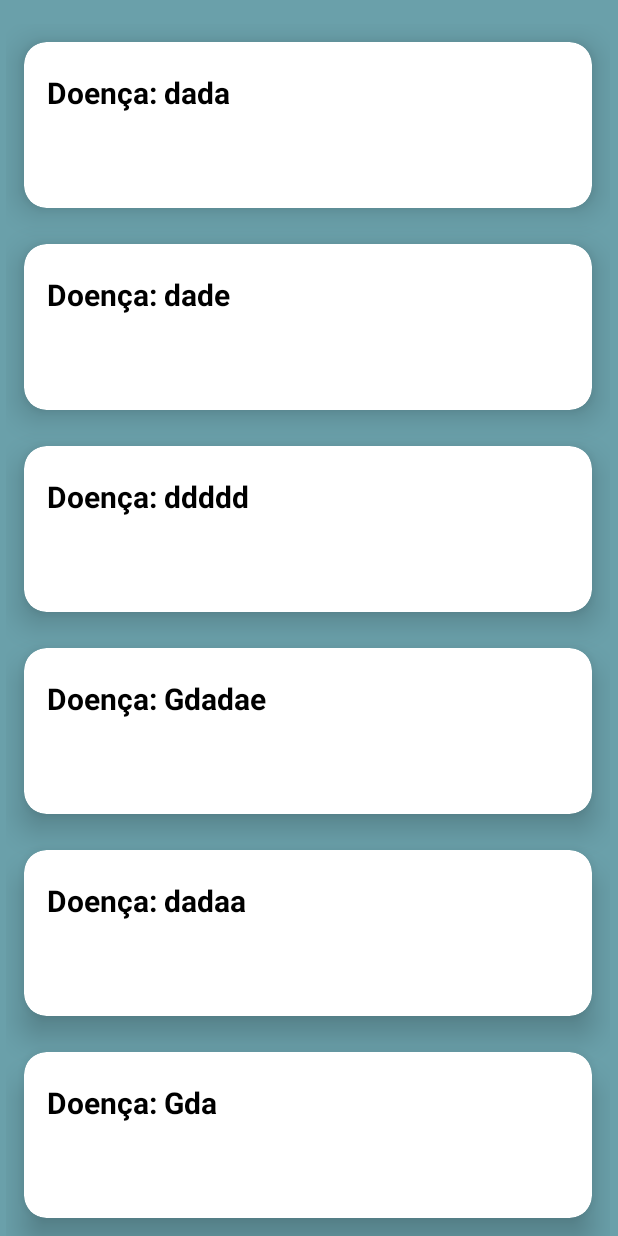
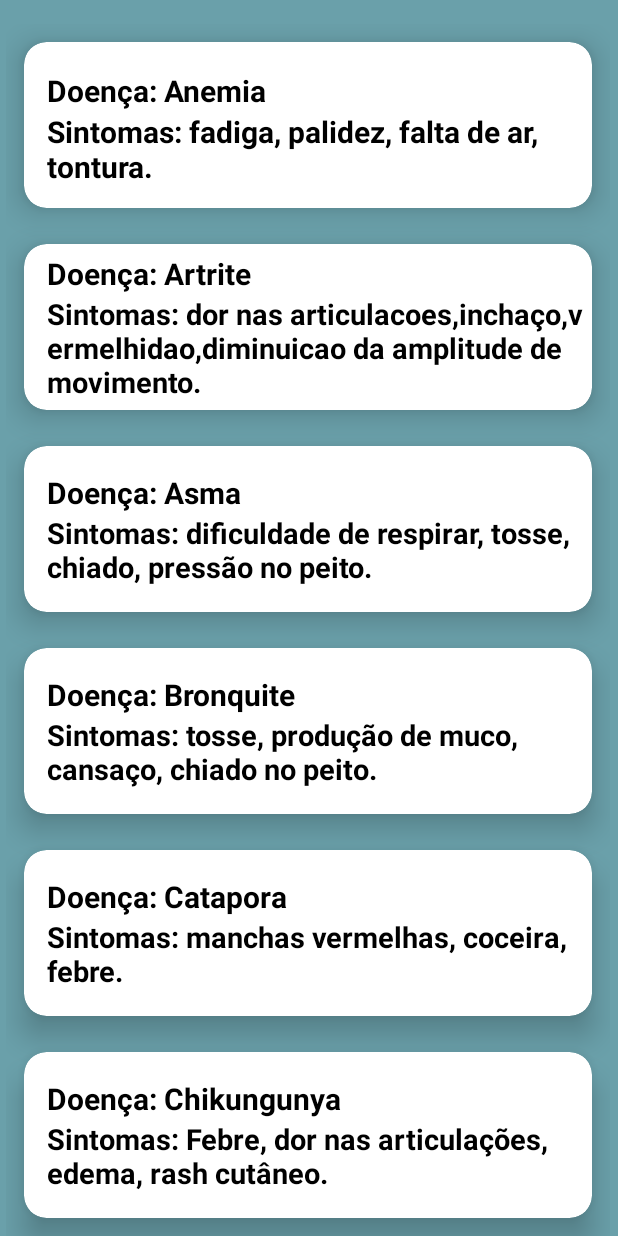
Before and after one commit to EuToTrist/ProjetoMobile, an Android app: the DoencaActivity screen opened directly, with no data from a screen before it, on a phone screen of 412 x 824 dp. Run offline under Robolectric (Android 15) with nearby library versions, the phone set to English and light mode, and no system bars.

Commit message:
Finalização do activity_doenca.xml

```diff
--- a/app/src/main/res/layout/activity_doenca.xml
+++ b/app/src/main/res/layout/activity_doenca.xml
@@ -38,15 +38,25 @@
                 <TextView
                     android:layout_width="wrap_content"
                     android:layout_height="wrap_content"
-                    android:text="Doença: dada"
+                    android:text="Doença: Anemia"
                     android:layout_gravity="left"
                     android:layout_marginLeft="15dp"
                     android:textSize="20dp"
-                    android:layout_marginTop="-35dp"
+                    android:layout_marginTop="5dp"
 
                     android:textStyle="bold"
                     android:textColor="@color/black"/>
 
+                <TextView
+                    android:layout_width="wrap_content"
+                    android:layout_height="wrap_content"
+                    android:text="Sintomas: fadiga, palidez, falta de ar, tontura."
+                    android:layout_gravity="left"
+                    android:layout_marginLeft="15dp"
+                    android:textSize="20dp"
+
+                    android:textStyle="bold"
+                    android:textColor="@color/black"/>
 
             </LinearLayout>
 
@@ -71,15 +81,23 @@
                 <TextView
                     android:layout_width="wrap_content"
                     android:layout_height="wrap_content"
-                    android:text="Doença: dade"
+                    android:text="Doença: Artrite"
                     android:layout_gravity="left"
                     android:layout_marginLeft="15dp"
                     android:textSize="20dp"
-                    android:layout_marginTop="-35dp"
                     android:textStyle="bold"
                     android:textColor="@color/black"/>
 
+                <TextView
+                    android:layout_width="wrap_content"
+                    android:layout_height="wrap_content"
+                    android:text="Sintomas: dor nas articulacoes,inchaço,vermelhidao,diminuicao da amplitude de movimento."
+                    android:layout_gravity="left"
+                    android:layout_marginLeft="15dp"
+                    android:textSize="19dp"
 
+                    android:textStyle="bold"
+                    android:textColor="@color/black"/>
 
             </LinearLayout>
 
@@ -104,16 +122,24 @@
                 <TextView
                     android:layout_width="wrap_content"
                     android:layout_height="wrap_content"
-                    android:text="Doença: Gda"
+                    android:text="Doença: Chikungunya"
                     android:layout_gravity="left"
                     android:layout_marginLeft="15dp"
                     android:textSize="20dp"
-                    android:layout_marginTop="-35dp"
 
                     android:textStyle="bold"
                     android:textColor="@color/black"/>
 
+                <TextView
+                    android:layout_width="wrap_content"
+                    android:layout_height="wrap_content"
+                    android:text="Sintomas: Febre, dor nas articulações, edema, rash cutâneo."
+                    android:layout_gravity="left"
+                    android:layout_marginLeft="15dp"
+                    android:textSize="19dp"
 
+                    android:textStyle="bold"
+                    android:textColor="@color/black"/>
 
             </LinearLayout>
 
@@ -138,14 +164,23 @@
                 <TextView
                     android:layout_width="wrap_content"
                     android:layout_height="wrap_content"
-                    android:text="Doença: dadaa"
+                    android:text="Doença: Catapora"
                     android:layout_gravity="left"
                     android:layout_marginLeft="15dp"
                     android:textSize="20dp"
-                    android:layout_marginTop="-35dp"
                     android:textStyle="bold"
                     android:textColor="@color/black"/>
 
+                <TextView
+                    android:layout_width="wrap_content"
+                    android:layout_height="wrap_content"
+                    android:text="Sintomas: manchas vermelhas, coceira, febre."
+                    android:layout_gravity="left"
+                    android:layout_marginLeft="15dp"
+                    android:textSize="19dp"
+
+                    android:textStyle="bold"
+                    android:textColor="@color/black"/>
 
             </LinearLayout>
 
@@ -170,15 +205,23 @@
                 <TextView
                     android:layout_width="wrap_content"
                     android:layout_height="wrap_content"
-                    android:text="Doença: ddddd"
+                    android:text="Doença: Asma"
                     android:layout_gravity="left"
                     android:layout_marginLeft="15dp"
                     android:textSize="20dp"
-                    android:layout_marginTop="-35dp"
                     android:textStyle="bold"
                     android:textColor="@color/black"/>
 
+                <TextView
+                    android:layout_width="wrap_content"
+                    android:layout_height="wrap_content"
+                    android:text="Sintomas: dificuldade de respirar, tosse, chiado, pressão no peito."
+                    android:layout_gravity="left"
+                    android:layout_marginLeft="15dp"
+                    android:textSize="19dp"
 
+                    android:textStyle="bold"
+                    android:textColor="@color/black"/>
 
             </LinearLayout>
 
@@ -207,15 +250,23 @@
                 <TextView
                     android:layout_width="wrap_content"
                     android:layout_height="wrap_content"
-                    android:text="Doença: Gdadae"
+                    android:text="Doença: Bronquite"
                     android:layout_gravity="left"
                     android:layout_marginLeft="15dp"
                     android:textSize="20dp"
-                    android:layout_marginTop="-35dp"
                     android:textStyle="bold"
                     android:textColor="@color/black"/>
 
+                <TextView
+                    android:layout_width="wrap_content"
+                    android:layout_height="wrap_content"
+                    android:text="Sintomas: tosse, produção de muco, cansaço, chiado no peito."
+                    android:layout_gravity="left"
+                    android:layout_marginLeft="15dp"
+                    android:textSize="19dp"
 
+                    android:textStyle="bold"
+                    android:textColor="@color/black"/>
 
             </LinearLayout>
 
```
